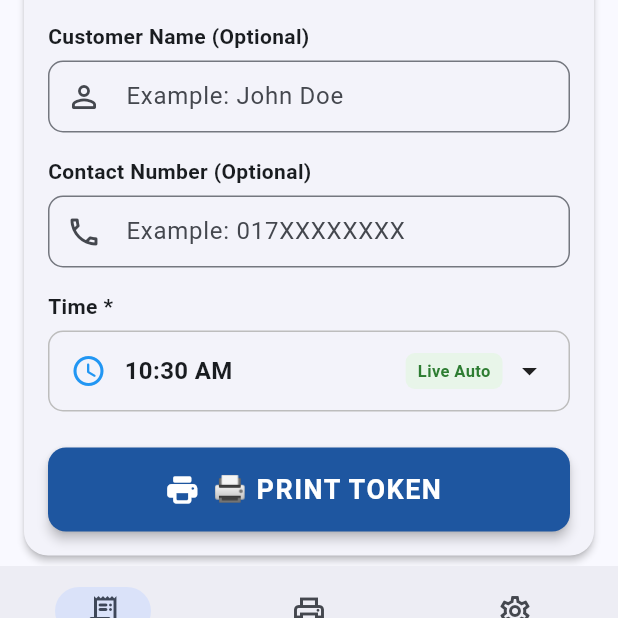
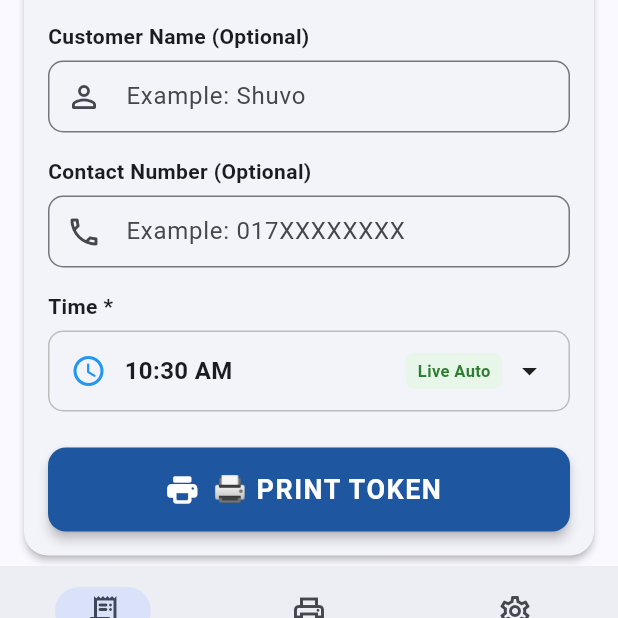
Before and after one commit to engshuvo1/Token-generate-app, a Flutter app: the screen it shows after launch, on a phone screen of 412 x 824 dp, the part 550-1168 px from its top. Run offline on Flutter 3.47's test engine with Material 3 defaults, Android fonts, the phone set to English and light mode, and no system bars; missing offline and left inert: esc_pos_utils_plus, print_bluetooth_thermal; statements that could not run were skipped.

Commit message:
chore: update sample customer name hint to Shuvo

```diff
--- a/lib/screens/home_screen.dart
+++ b/lib/screens/home_screen.dart
@@ -341,7 +341,7 @@ class _HomeScreenState extends State<HomeScreen> {
                   TextField(
                     controller: _customerController,
                     decoration: InputDecoration(
-                      hintText: 'Example: John Doe',
+                      hintText: 'Example: Shuvo',
                       prefixIcon: const Icon(Icons.person_outline_rounded),
                       border: OutlineInputBorder(
                         borderRadius: BorderRadius.circular(10),
--- a/lib/screens/settings_screen.dart
+++ b/lib/screens/settings_screen.dart
@@ -348,7 +348,7 @@ class _SettingsScreenState extends State<SettingsScreen> {
                       const Align(
                         alignment: Alignment.centerLeft,
                         child: Text(
-                          'Customer: John Doe',
+                          'Customer: Shuvo',
                           style: TextStyle(
                             fontFamily: 'monospace',
                             fontSize: 12,
```
